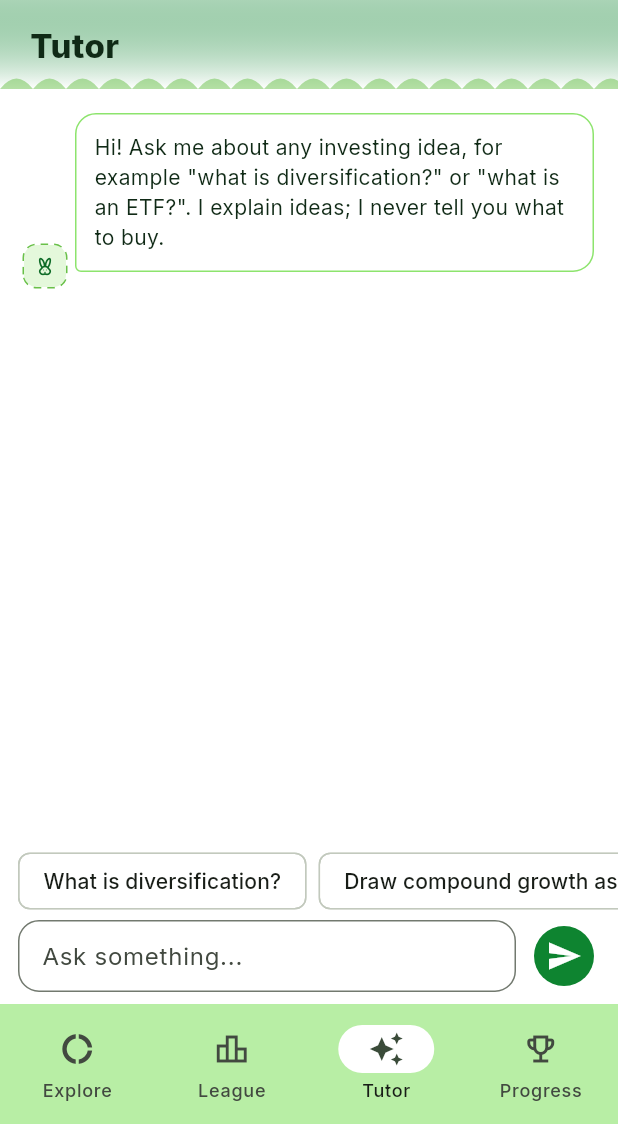
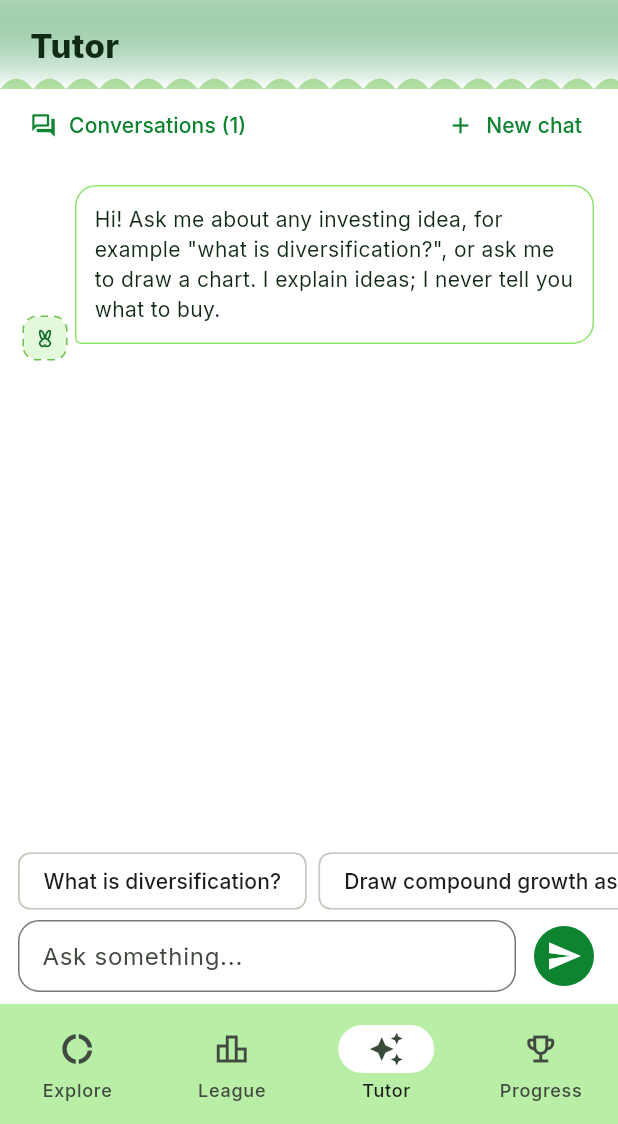
Before and after one commit to moawnallah/finance-quest-yappers, a Flutter app: the TutorScreen screen opened by its route, on a phone screen of 412 x 824 dp, the part 112-1236 px from its top. Run offline on Flutter 3.47's test engine with Material 3 defaults, Android fonts, the phone set to English and light mode, and no system bars; our stand-ins replace audioplayers, fl_chart, go_router, google_fonts, shared_preferences; missing offline and left inert: dart:js_interop; accounts and stored records are empty.

Commit message:
keep tutor conversations in a list
The tutor keeps separate conversations, each with its messages, charts
and question context. On wide screens the list sits on the left with a
New chat button and the Tutor tab uses the full width; on phones the
list opens from a Conversations button. A question opened in the tutor
starts its own conversation, named after the question.

```diff
--- a/frontend/lib/data/app_state.dart
+++ b/frontend/lib/data/app_state.dart
@@ -2,6 +2,7 @@
 // FastAPI backend (POST /answers) so the browser never sees correct answers.
 
 import 'dart:convert';
+import 'dart:typed_data';
 import 'package:flutter/foundation.dart';
 import 'package:flutter/services.dart' show rootBundle;
 import '../models/content.dart';
@@ -91,8 +92,51 @@ class TutorContext {
       };
 }
 
+/// One message in a tutor conversation. [image] is a rendered chart.
+class TutorMessage {
+  final bool mine;
+  final String text;
+  Uint8List? image;
+  bool drawing = false;
+  TutorMessage(this.mine, this.text);
+}
+
+/// A tutor conversation: its messages and, when opened from a question, that
+/// question's context. Kept in memory for now (lost on reload).
+class TutorConversation {
+  final String id;
+  String title;
+  final DateTime started = DateTime.now();
+  final TutorContext? context;
+  final List<TutorMessage> messages = [];
+  TutorConversation({required this.id, required this.title, this.context});
+}
+
 class AppState extends ChangeNotifier {
   TutorContext? tutorContext;
+  final List<TutorConversation> conversations = [];
+  String? activeConversation;
+  int _convSeq = 0;
+
+  TutorConversation newConversation({TutorContext? context}) {
+    final c = TutorConversation(id: 'c${++_convSeq}', title: context?.question ?? 'New chat', context: context);
+    conversations.insert(0, c);
+    activeConversation = c.id;
+    notifyListeners();
+    return c;
+  }
+
+  TutorConversation? get currentConversation => conversations.where((c) => c.id == activeConversation).firstOrNull;
+  void openConversation(String id) {
+    activeConversation = id;
+    notifyListeners();
+  }
+
+  void deleteConversation(String id) {
+    conversations.removeWhere((c) => c.id == id);
+    if (activeConversation == id) activeConversation = conversations.firstOrNull?.id;
+    notifyListeners();
+  }
   /// Backend client for the Skills screens (task engines). Scoring happens on the server.
   Api api = Api();
   Roadmap? roadmap;
--- a/frontend/lib/screens/shell.dart
+++ b/frontend/lib/screens/shell.dart
@@ -29,7 +29,8 @@ class AppShell extends StatelessWidget {
     final body = AnimatedSwitcher(
       duration: Duration(milliseconds: 250),
       switchInCurve: Curves.easeOut,
-      child: KeyedSubtree(key: ValueKey(tabs[index].$1), child: index == 0 ? child : PageWidth(child: child)),
+      // Explore and Tutor use the full width (wheel, conversation list); other tabs a readable column.
+      child: KeyedSubtree(key: ValueKey(tabs[index].$1), child: index == 0 || tabs[index].$1 == '/tutor' ? child : PageWidth(child: child)),
     );
     if (isWideWeb(context)) {
       // Desktop browser: a navigation rail on the left, the page fills the rest.
--- a/frontend/lib/screens/tutor_screen.dart
+++ b/frontend/lib/screens/tutor_screen.dart
@@ -1,13 +1,14 @@
-// Tutor chat. Opened from the Tutor tab, or from a question ("Ask the tutor
-// about this"), in which case it starts from that question: what was asked,
-// what the user picked, the right answer and the explanation.
+// Tutor chat with a conversation list. On wide screens the conversations sit
+// in a panel on the left; on phones they open from a "Conversations" button.
+// Opened from a question ("Ask the tutor about this"), it starts a new
+// conversation that knows the question, the answer picked, the right answer
+// and the explanation.
 //
 // Answers come from the backend's POST /tutor (Mateusz's tutor agent with its
-// guardrails) when it is available. Until then, the app answers from the
-// stored, human-written explanation and lesson cards, in a conversational way.
-// It never recommends products or predicts prices.
+// guardrails) when it is available; otherwise from the stored, human-written
+// explanations. Charts and diagrams are rendered from validated Mermaid code,
+// never shown as raw code. The tutor never recommends products or predicts prices.
 
-import 'dart:typed_data';
 import 'package:flutter/material.dart';
 import 'package:provider/provider.dart';
 import '../data/app_state.dart';
@@ -21,21 +22,11 @@ class TutorScreen extends StatefulWidget {
   State<TutorScreen> createState() => _TutorScreenState();
 }
 
-class _Msg {
-  final bool mine;
-  final String text;
-  Uint8List? image; // a rendered chart or diagram (never raw Mermaid code)
-  bool drawing = false;
-  _Msg(this.mine, this.text);
-}
-
 class _TutorScreenState extends State<TutorScreen> {
   final ctrl = TextEditingController();
   final scroll = ScrollController();
-  final msgs = <_Msg>[];
-  TutorContext? ctx;
   bool typing = false;
-  String? example; // a lesson-card example for this skill, loaded once
+  final Map<String, String> _examples = {}; // node -> lesson-card example
 
   static final _adviceWords = RegExp(
       r'\b(should i (buy|sell)|buy|sell|which (stock|share|etf|fund)|recommend|will .* (go up|rise|fall)|best (stock|fund|etf))\b',
@@ -45,24 +36,11 @@ class _TutorScreenState extends State<TutorScreen> {
   void initState() {
     super.initState();
     final s = context.read<AppState>();
-    ctx = widget.fromQuestion ? s.tutorContext : null;
-    if (ctx == null) {
-      msgs.add(_Msg(false, 'Hi! Ask me about any investing idea, for example "what is diversification?" or "what is an ETF?". I explain ideas; I never tell you what to buy.'));
-    } else {
-      final c = ctx!;
-      final opener = c.wasRight == true
-          ? 'Nice, you got this one right. ${c.explanation ?? ''}'
-          : c.picked != null && c.correct != null
-              ? 'Let\'s look at this one together. You picked "${c.picked}", and the answer is "${c.correct}". ${c.explanation ?? ''}'
-              : c.explanation ?? 'Let\'s look at this question together.';
-      msgs.add(_Msg(false, '${opener.trim()}\n\nWhat would you like to know?'));
-      if (c.node != null) {
-        s.api.skill(s.profile.name, c.node!).then((d) {
-          final cards = ((d['node'] as Map)['cards'] as List).cast<Map>();
-          final ex = cards.map((x) => x['example']).whereType<String>().firstOrNull;
-          if (mounted) setState(() => example = ex);
-        }).catchError((_) {});
-      }
+    if (widget.fromQuestion && s.tutorContext != null) {
+      _start(s, s.tutorContext);
+      s.tutorContext = null;
+    } else if (s.currentConversation == null) {
+      _start(s, null);
     }
   }
 
@@ -73,10 +51,33 @@ class _TutorScreenState extends State<TutorScreen> {
     super.dispose();
   }
 
-  List<String> get _suggestions => ctx == null
+  /// A new conversation with its opening message.
+  void _start(AppState s, TutorContext? c) {
+    final conv = s.newConversation(context: c);
+    if (c == null) {
+      conv.messages.add(TutorMessage(false, 'Hi! Ask me about any investing idea, for example "what is diversification?", or ask me to draw a chart. I explain ideas; I never tell you what to buy.'));
+      return;
+    }
+    final opener = c.wasRight == true
+        ? 'Nice, you got this one right. ${c.explanation ?? ''}'
+        : c.picked != null && c.correct != null
+            ? 'Let\'s look at this one together. You picked "${c.picked}", and the answer is "${c.correct}". ${c.explanation ?? ''}'
+            : c.explanation ?? 'Let\'s look at this question together.';
+    conv.messages.add(TutorMessage(false, '${opener.trim()}\n\nWhat would you like to know?'));
+    final node = c.node;
+    if (node != null && !_examples.containsKey(node)) {
+      s.api.skill(s.profile.name, node).then((d) {
+        final cards = ((d['node'] as Map)['cards'] as List).cast<Map>();
+        final ex = cards.map((x) => x['example']).whereType<String>().firstOrNull;
+        if (ex != null && mounted) setState(() => _examples[node] = ex);
+      }).catchError((_) {});
+    }
+  }
+
+  List<String> _suggestions(TutorConversation conv) => conv.context == null
       ? ['What is diversification?', 'Draw compound growth as a line chart', 'What does inflation do to my savings?']
       : [
-          if (ctx!.wasRight != true) 'Why was my answer wrong?',
+          if (conv.context!.wasRight != true) 'Why was my answer wrong?',
           'Explain it more simply',
           'Give me an example',
           'How does this fit my goal?',
@@ -84,13 +85,12 @@ class _TutorScreenState extends State<TutorScreen> {
         ];
 
   // Offline answer from the stored explanation and lesson cards.
-  String _offline(String text, AppState s) {
+  String _offline(String text, AppState s, TutorContext? c) {
     final t = text.toLowerCase();
     if (_adviceWords.hasMatch(text)) {
       return 'I can\'t tell you what to buy or sell, or predict prices. What I can do is help you judge a choice yourself: '
           'risk, costs, spreading your money, and how your ${s.profile.horizonYears}-year horizon changes things. Which one should we look at?';
     }
-    final c = ctx;
     if (c != null) {
       final why = c.explanation ?? '';
       // the explanation continues a sentence here, so start it in lower case
@@ -105,14 +105,17 @@ class _TutorScreenState extends State<TutorScreen> {
         return 'In one line: $first${c.correct != null ? ' So the answer is "${c.correct}".' : ''}';
       }
       if (t.contains('example')) {
-        return example != null ? 'Here is a real example: $example' : 'Think of a real case: $why Try picturing it with your own monthly budget.';
+        final ex = c.node == null ? null : _examples[c.node];
+        return ex != null ? 'Here is a real example: $ex' : 'Think of a real case: $why Try picturing it with your own monthly budget.';
       }
-      if (t.contains('goal') || t.contains('me ') || t.endsWith('me')) {
+      if (t.contains('goal')) {
         return 'Your goal is ${s.profile.goal.toLowerCase()} in ${s.profile.horizonYears} years. $why '
             'Keep this in mind when you compare options for that goal, and ask yourself how a bad year would feel.';
       }
     }
-    // Free question: find the closest stored explanation.
+    if (RegExp(r'\b(chart|graph|plot|diagram|draw)\b').hasMatch(t)) {
+      return 'I can draw charts once the live tutor is connected. Meanwhile, ask me to explain the idea in words.';
+    }
     final words = t.split(RegExp(r'[^a-ząćęłńóśźż0-9]+')).where((w) => w.length > 3).toSet();
     var best = (0, '');
     for (final sl in s.roadmap?.slices ?? []) {
@@ -133,10 +136,12 @@ class _TutorScreenState extends State<TutorScreen> {
 
   Future<void> _send(String text) async {
     final t = text.trim();
-    if (t.isEmpty || typing) return;
     final s = context.read<AppState>();
+    final conv = s.currentConversation;
+    if (t.isEmpty || typing || conv == null) return;
     setState(() {
-      msgs.add(_Msg(true, t));
+      conv.messages.add(TutorMessage(true, t));
+      if (conv.title == 'New chat') conv.title = t.length > 40 ? '${t.substring(0, 40)}...' : t;
       ctrl.clear();
       typing = true;
     });
@@ -146,31 +151,32 @@ class _TutorScreenState extends State<TutorScreen> {
     try {
       final r = await s.api.tutor(
         s.profile.name,
-        mode: ctx == null ? 'explain_concept' : (ctx!.wasRight == true ? 'explain_concept' : 'explain_result'),
+        mode: conv.context == null || conv.context!.wasRight == true ? 'explain_concept' : 'explain_result',
         message: t,
-        context: ctx?.toJson(),
-        history: [for (final m in msgs) {'role': m.mine ? 'user' : 'tutor', 'text': m.text}],
+        context: conv.context?.toJson(),
+        history: [for (final m in conv.messages) {'role': m.mine ? 'user' : 'tutor', 'text': m.text}],
       );
       reply = r.text;
       diagram = r.mermaid;
     } catch (_) {
       await Future.delayed(Duration(milliseconds: 450)); // a short "typing" beat
-      reply = _offline(t, s);
+      reply = _offline(t, s, conv.context);
     }
     if (!mounted) return;
-    final msg = _Msg(false, reply);
+    final msg = TutorMessage(false, reply);
     setState(() {
-      msgs.add(msg);
+      conv.messages.add(msg);
       typing = false;
     });
+    s.notify(); // the list's preview updates
     _toEnd();
-    if (diagram != null) await _draw(msg, diagram, t);
+    if (diagram != null) await _draw(conv, msg, diagram, t);
   }
 
   /// Check and render the tutor's diagram before showing it. If Mermaid rejects
-  /// the code, send the error back to the tutor for a fix (two tries), so the
-  /// learner only ever sees a finished picture, never broken code.
-  Future<void> _draw(_Msg msg, String code, String request) async {
+  /// the code, send the error back for a fix (two tries); the learner only sees
+  /// a finished picture, never broken code.
+  Future<void> _draw(TutorConversation conv, TutorMessage msg, String code, String request) async {
     if (!mermaidSupported) return;
     final s = context.read<AppState>();
     setState(() => msg.drawing = true);
@@ -189,7 +195,7 @@ class _TutorScreenState extends State<TutorScreen> {
         if (attempt == 2) break;
         try {
           final fixed = await s.api.tutor(s.profile.name,
-              mode: 'repair_diagram', message: '$e', context: {...?ctx?.toJson(), 'mermaid': current, 'request': request});
+              mode: 'repair_diagram', message: '$e', context: {...?conv.context?.toJson(), 'mermaid': current, 'request': request});
           if (fixed.mermaid == null) break;
           current = fixed.mermaid!;
         } catch (_) {
@@ -204,12 +210,96 @@ class _TutorScreenState extends State<TutorScreen> {
         if (scroll.hasClients) scroll.animateTo(scroll.position.maxScrollExtent, duration: Duration(milliseconds: 250), curve: Curves.easeOut);
       });
 
-  @override
-  Widget build(BuildContext context) {
-    final c = ctx;
-    return Scaffold(
-      appBar: widget.fromQuestion ? AppBar(title: Text('Ask the tutor')) : StatsBar(title: 'Tutor'),
-      body: Column(children: [
+  // ---------------------------------------------------------------- conversation list
+
+  Widget _list(AppState s, {VoidCallback? onPicked}) => Column(crossAxisAlignment: CrossAxisAlignment.stretch, children: [
+        Padding(
+          padding: EdgeInsets.fromLTRB(12, 12, 12, 8),
+          child: FilledButton.icon(
+            icon: Icon(Icons.add),
+            label: Text('New chat'),
+            onPressed: () {
+              setState(() => _start(s, null));
+              onPicked?.call();
+            },
+          ),
+        ),
+        Padding(
+          padding: EdgeInsets.fromLTRB(16, 4, 16, 6),
+          child: Text('Conversations', style: TextStyle(fontSize: 12, fontWeight: FontWeight.w800, letterSpacing: .4, color: kMuted)),
+        ),
+        Expanded(
+          child: ListView(padding: EdgeInsets.symmetric(horizontal: 8), children: [
+            for (final c in s.conversations)
+              Padding(
+                padding: EdgeInsets.only(bottom: 4),
+                child: Material(
+                  color: c.id == s.activeConversation ? kPrimarySoft : Colors.transparent,
+                  borderRadius: BorderRadius.circular(10),
+                  child: ListTile(
+                    dense: true,
+                    shape: RoundedRectangleBorder(borderRadius: BorderRadius.circular(10)),
+                    leading: Icon(c.context != null ? Icons.quiz_outlined : Icons.chat_bubble_outline, size: 18,
+                        color: c.id == s.activeConversation ? kPrimaryText : kMuted),
+                    title: Text(c.title, maxLines: 1, overflow: TextOverflow.ellipsis,
+                        style: TextStyle(fontWeight: c.id == s.activeConversation ? FontWeight.w700 : FontWeight.w500, color: kInk)),
+                    subtitle: Text(
+                      c.messages.isEmpty ? '' : c.messages.last.text.replaceAll('\n', ' '),
+                      maxLines: 1, overflow: TextOverflow.ellipsis, style: TextStyle(fontSize: 11, color: kMuted),
+                    ),
+                    trailing: s.conversations.length > 1
+                        ? IconButton(
+                            tooltip: 'Delete conversation',
+                            icon: Icon(Icons.close, size: 16, color: kFaint),
+                            onPressed: () => setState(() {
+                              s.deleteConversation(c.id);
+                              if (s.currentConversation == null) _start(s, null);
+                            }),
+                          )
+                        : null,
+                    onTap: () {
+                      s.openConversation(c.id);
+                      onPicked?.call();
+                      _toEnd();
+                    },
+                  ),
+                ),
+              ),
+          ]),
+        ),
+      ]);
+
+  void _openListSheet(AppState s) => showModalBottomSheet(
+        context: context,
+        backgroundColor: Colors.transparent,
+        isScrollControlled: true,
+        builder: (ctx) => Consumer<AppState>(
+          builder: (ctx, s, _) => Container(
+            height: MediaQuery.sizeOf(ctx).height * 0.6,
+            decoration: BoxDecoration(color: kBg, borderRadius: BorderRadius.vertical(top: Radius.circular(24))),
+            child: SafeArea(child: _list(s, onPicked: () => Navigator.pop(ctx))),
+          ),
+        ),
+      );
+
+  // ---------------------------------------------------------------- chat
+
+  Widget _chat(AppState s, TutorConversation conv, {required bool wide}) {
+    final c = conv.context;
+    return Column(children: [
+      if (!wide)
+        Padding(
+          padding: EdgeInsets.fromLTRB(8, 0, 8, 0),
+          child: Row(children: [
+            TextButton.icon(
+              icon: Icon(Icons.forum_outlined, size: 18),
+              label: Text('Conversations (${s.conversations.length})'),
+              onPressed: () => _openListSheet(s),
+            ),
+            Spacer(),
+            TextButton.icon(icon: Icon(Icons.add, size: 18), label: Text('New chat'), onPressed: () => setState(() => _start(s, null))),
+          ]),
+        ),
       Expanded(
         child: ListView(controller: scroll, padding: EdgeInsets.all(16), children: [
           if (c != null)
@@ -239,14 +329,14 @@ class _TutorScreenState extends State<TutorScreen> {
                 ],
               ]),
             ),
-            for (final m in msgs) _bubble(m),
-            if (typing) _bubble(_Msg(false, '...')),
+          for (final m in conv.messages) _bubble(m),
+          if (typing) _bubble(TutorMessage(false, '...')),
         ]),
       ),
       SizedBox(
         height: 44,
         child: ListView(scrollDirection: Axis.horizontal, padding: EdgeInsets.symmetric(horizontal: 12), children: [
-            for (final q in _suggestions)
+          for (final q in _suggestions(conv))
             Padding(padding: EdgeInsets.only(right: 8), child: ActionChip(label: Text(q), onPressed: typing ? null : () => _send(q))),
         ]),
       ),
@@ -271,11 +361,32 @@ class _TutorScreenState extends State<TutorScreen> {
           ]),
         ),
       ),
-      ]),
+    ]);
+  }
+
+  @override
+  Widget build(BuildContext context) {
+    final s = context.watch<AppState>();
+    final conv = s.currentConversation;
+    final wide = isWideWeb(context);
+    final appBar = widget.fromQuestion ? AppBar(title: Text('Ask the tutor')) : StatsBar(title: 'Tutor');
+    if (conv == null) return Scaffold(appBar: appBar, body: SizedBox());
+    return Scaffold(
+      appBar: appBar as PreferredSizeWidget,
+      body: wide
+          ? Row(children: [
+              Container(
+                width: 280,
+                decoration: BoxDecoration(border: Border(right: BorderSide(color: kLine))),
+                child: _list(s),
+              ),
+              Expanded(child: _chat(s, conv, wide: true)),
+            ])
+          : _chat(s, conv, wide: false),
     );
   }
 
-  Widget _bubble(_Msg m) => Align(
+  Widget _bubble(TutorMessage m) => Align(
         alignment: m.mine ? Alignment.centerRight : Alignment.centerLeft,
         child: Row(mainAxisSize: MainAxisSize.min, crossAxisAlignment: CrossAxisAlignment.end, children: [
           if (!m.mine) ...[MascotPlaceholder(size: 28), SizedBox(width: 6)],
@@ -283,7 +394,7 @@ class _TutorScreenState extends State<TutorScreen> {
             child: Container(
               margin: EdgeInsets.only(bottom: 10),
               padding: EdgeInsets.all(12),
-              constraints: BoxConstraints(maxWidth: 420),
+              constraints: BoxConstraints(maxWidth: 520),
               decoration: BoxDecoration(
                 color: m.mine ? kPrimary : kSurface,
                 borderRadius: BorderRadius.only(
```
Lines whose indentation alone changed are shown as unchanged.
